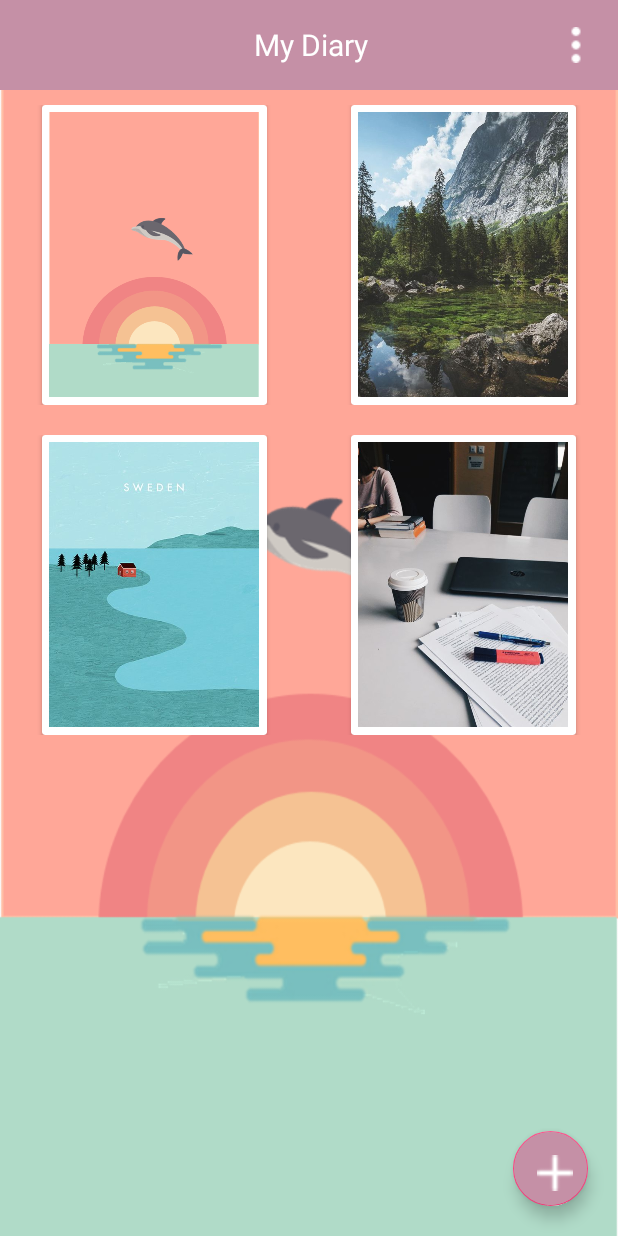
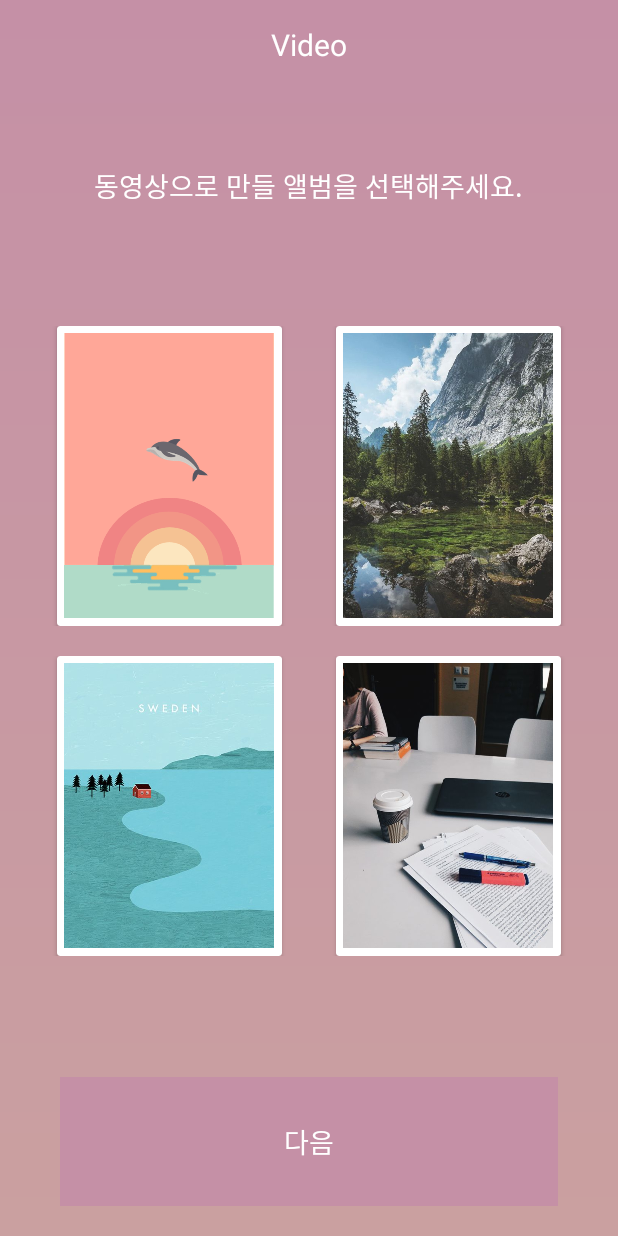
Before and after one commit to rodamin/Baby_Book, an Android app: the screen it shows after launch (MyDiaryActivity before the commit, SelectVideo after it), on a phone screen of 412 x 824 dp. Run offline under Robolectric (Android 15) with nearby library versions, the phone set to English and light mode, and no system bars; libraries missing offline, so code that uses them is left out: jp.wasabeef.glide; plain views replace FloatingActionButton; pictures from the network do not load; Roboto replaces fonts that are not available here; 1 statement that could not run was skipped.

```diff
--- /dev/null
+++ b/android/app/src/main/java/com/example/dsm2016/baby_book/SelectVideo.java
@@ -0,0 +1,63 @@
+package com.example.dsm2016.baby_book;
+
+import android.content.Intent;
+import android.os.Bundle;
+import android.support.v7.widget.GridLayoutManager;
+import android.support.v7.widget.LinearLayoutManager;
+import android.support.v7.widget.RecyclerView;
+import android.util.Log;
+import android.view.View;
+import android.widget.Button;
+
+import com.example.dsm2016.baby_book.Adapter.Adapter_ShowDiaries;
+import com.example.dsm2016.baby_book.Item.Item_ShowDiaries;
+
+import java.util.ArrayList;
+
+public class SelectVideo extends BaseActivity {
+
+    private RecyclerView mRecyclerView;
+    private RecyclerView.Adapter mAdapter;
+    private RecyclerView.LayoutManager mLayoutManager;
+    private ArrayList<Item_ShowDiaries> item_showDiaries;
+
+    private Button btn_next;
+
+    @Override
+    protected void onCreate(Bundle savedInstanceState) {
+        super.onCreate(savedInstanceState);
+        setContentView(R.layout.activity_select_video);
+
+        // Intent
+        btn_next = (Button)findViewById(R.id.btn_next);
+        btn_next.setOnClickListener(new View.OnClickListener() {
+            @Override
+            public void onClick(View view) {
+                Intent intent = new Intent(getApplicationContext(), SelectMusic.class);
+                startActivity(intent);
+            }
+        });
+
+        // 리사이클러뷰
+        mRecyclerView=(RecyclerView)findViewById(R.id.showdiaries_rv);
+        mRecyclerView.setHasFixedSize(true);
+
+        mLayoutManager=new LinearLayoutManager(this);
+        mRecyclerView.setLayoutManager(new GridLayoutManager(this,2));
+
+
+        item_showDiaries=new ArrayList<>();
+        mAdapter=new Adapter_ShowDiaries(item_showDiaries, getApplicationContext());
+        mRecyclerView.setAdapter(mAdapter);
+
+
+        item_showDiaries.add(new Item_ShowDiaries(R.drawable.background_main));
+        item_showDiaries.add(new Item_ShowDiaries(R.drawable.test));
+        item_showDiaries.add(new Item_ShowDiaries(R.drawable.test2));
+        item_showDiaries.add(new Item_ShowDiaries(R.drawable.test3));
+
+        Intent intent = getIntent();
+        int image = intent.getIntExtra("image",0);
+        Log.d("dfdfdf",Integer.toString(image));
+    }
+}
--- /dev/null
+++ b/android/app/src/main/res/layout/activity_select_video.xml
@@ -0,0 +1,90 @@
+<?xml version="1.0" encoding="utf-8"?>
+<LinearLayout
+    xmlns:android="http://schemas.android.com/apk/res/android"
+    xmlns:app="http://schemas.android.com/apk/res-auto"
+    xmlns:tools="http://schemas.android.com/tools"
+    android:layout_width="match_parent"
+    android:layout_height="match_parent"
+    android:orientation="vertical"
+    android:background="@drawable/background_gradient">
+
+    <android.support.v7.widget.Toolbar
+        android:layout_width="match_parent"
+        android:layout_height="60dp">
+
+        <TextView
+            android:layout_width="wrap_content"
+            android:layout_height="wrap_content"
+            android:text="Video"
+            android:textColor="#ffffff"
+            android:textSize="20sp"
+            android:layout_gravity="center"/>
+
+    </android.support.v7.widget.Toolbar>
+
+    <LinearLayout
+        android:layout_width="match_parent"
+        android:layout_height="match_parent"
+        android:layout_weight="1"
+        android:gravity="center">
+
+        <TextView
+            android:layout_width="wrap_content"
+            android:layout_height="wrap_content"
+            android:text="동영상으로 만들 앨범을 선택해주세요."
+            android:textColor="#ffffff"
+            android:textSize="18sp"/>
+
+    </LinearLayout>
+
+    <LinearLayout
+        android:layout_width="match_parent"
+        android:layout_height="match_parent"
+        android:layout_weight="0.45"
+        android:padding="20dp">
+
+        <android.support.v7.widget.RecyclerView
+            android:id="@+id/showdiaries_rv"
+            android:layout_width="match_parent"
+            android:layout_height="match_parent"
+            android:orientation="vertical"
+            android:layout_gravity="center">
+
+            <!--<LinearLayout-->
+            <!--android:layout_width="match_parent"-->
+            <!--android:layout_height="wrap_content">-->
+
+            <!--<GridView-->
+            <!--android:id="@+id/gridview"-->
+            <!--android:layout_width="match_parent"-->
+            <!--android:layout_height="400dp"-->
+            <!--android:numColumns="2"></GridView>-->
+
+            <!--</LinearLayout>-->
+
+        </android.support.v7.widget.RecyclerView>
+
+    </LinearLayout>
+
+    <LinearLayout
+        android:layout_width="match_parent"
+        android:layout_height="match_parent"
+        android:layout_weight="1"
+        android:paddingTop="20dp"
+        android:paddingBottom="20dp"
+        android:paddingLeft="40dp"
+        android:paddingRight="40dp"
+        android:gravity="center">
+
+        <Button
+            android:id="@+id/btn_next"
+            android:layout_width="match_parent"
+            android:layout_height="match_parent"
+            android:text="다음"
+            android:textColor="#ffffff"
+            android:textSize="18sp"
+            android:background="@color/colorPrimary"/>
+
+    </LinearLayout>
+
+</LinearLayout>
```
Also changed, not shown: android/app/src/main/AndroidManifest.xml (+10 -11 lines), android/app/src/main/java/com/example/dsm2016/baby_book/AddStoryActivity.java (added, +55 -0 lines), android/app/src/main/java/com/example/dsm2016/baby_book/MyDiaryActivity.java (+20 -8 lines), android/app/src/main/java/com/example/dsm2016/baby_book/SelectMusic.java (added, +58 -0 lines), android/app/src/main/res/layout/activity_add_story.xml (added, +211 -0 lines), android/app/src/main/res/layout/activity_baby_story.xml (+11 -2 lines), android/app/src/main/res/layout/activity_couple_story.xml (+11 -2 lines), android/app/src/main/res/layout/activity_marry_story.xml (+11 -2 lines), android/app/src/main/res/layout/activity_pregnant_story.xml (+11 -2 lines), android/app/src/main/res/layout/activity_select_music.xml (added, +111 -0 lines), android/app/src/main/res/drawable/img_born.jpg (added), android/app/src/main/res/drawable/img_couple.jpg (added), android/app/src/main/res/drawable/img_marry.jpg (added), android/app/src/main/res/drawable/img_pregnant.jpg (added), 4 other files.
